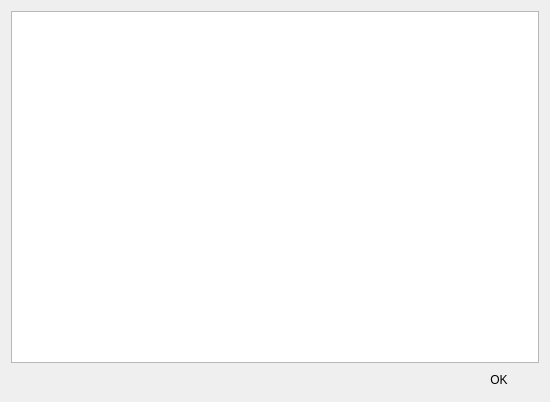
The window that BlockSettleUILib/ChangeLogDialog.ui (BlockSettle/terminal) describes before a commit, drawn with Qt 5.
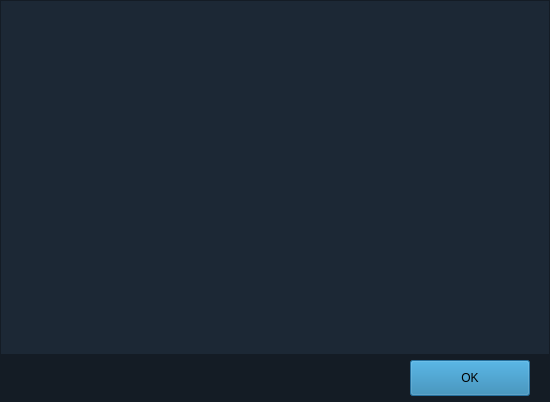
The same window after the commit.

What changed in the file:
```diff
--- a/BlockSettleUILib/ChangeLogDialog.ui
+++ b/BlockSettleUILib/ChangeLogDialog.ui
@@ -17,18 +17,42 @@
    </sizepolicy>
   </property>
   <property name="windowTitle">
-   <string>Select Address</string>
+   <string>Release notes</string>
+  </property>
+  <property name="styleSheet">
+   <string notr="true">background-color: #141C25;</string>
   </property>
   <layout class="QVBoxLayout" name="verticalLayout">
+   <property name="leftMargin">
+    <number>1</number>
+   </property>
+   <property name="topMargin">
+    <number>1</number>
+   </property>
+   <property name="rightMargin">
+    <number>1</number>
+   </property>
+   <property name="bottomMargin">
+    <number>3</number>
+   </property>
    <item>
     <widget class="QTextEdit" name="textEditChangeLog">
      <property name="readOnly">
       <bool>true</bool>
      </property>
+     <property name="styleSheet">
+      <string notr="true">background-color: #1c2835; border: none;</string>
+     </property>
     </widget>
    </item>
    <item>
     <layout class="QHBoxLayout" name="horizontalLayout">
+     <property name="rightMargin">
+      <number>19</number>
+     </property>
+     <property name="bottomMargin">
+      <number>3</number>
+     </property>
      <item>
       <spacer name="horizontalSpacer">
        <property name="orientation">
@@ -37,21 +61,36 @@
        <property name="sizeHint" stdset="0">
         <size>
          <width>40</width>
-         <height>20</height>
+         <height>36</height>
         </size>
        </property>
       </spacer>
      </item>
      <item>
       <widget class="QPushButton" name="pushButtonOk">
+       <property name="sizePolicy">
+        <sizepolicy hsizetype="Minimum" vsizetype="Preferred">
+         <horstretch>0</horstretch>
+         <verstretch>0</verstretch>
+        </sizepolicy>
+       </property>
+       <property name="minimumSize">
+        <size>
+         <width>120</width>
+         <height>36</height>
+        </size>
+       </property>
+       <property name="maximumSize">
+        <size>
+         <width>120</width>
+         <height>36</height>
+        </size>
+       </property>
        <property name="text">
         <string>OK</string>
        </property>
-       <property name="default">
-        <bool>true</bool>
-       </property>
-       <property name="flat">
-        <bool>true</bool>
+       <property name="styleSheet">
+        <string notr="true">QPushButton { background-color: #247dac; } QPushButton:hover { background-color: #5097bd; }</string>
        </property>
       </widget>
      </item>
```
